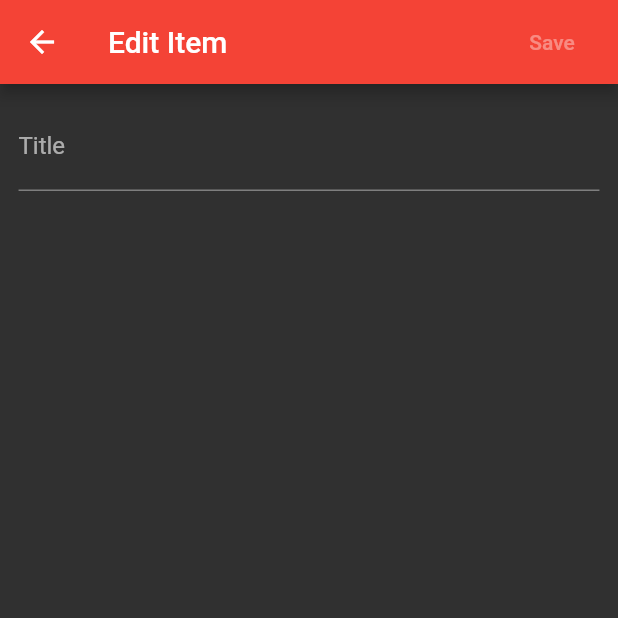
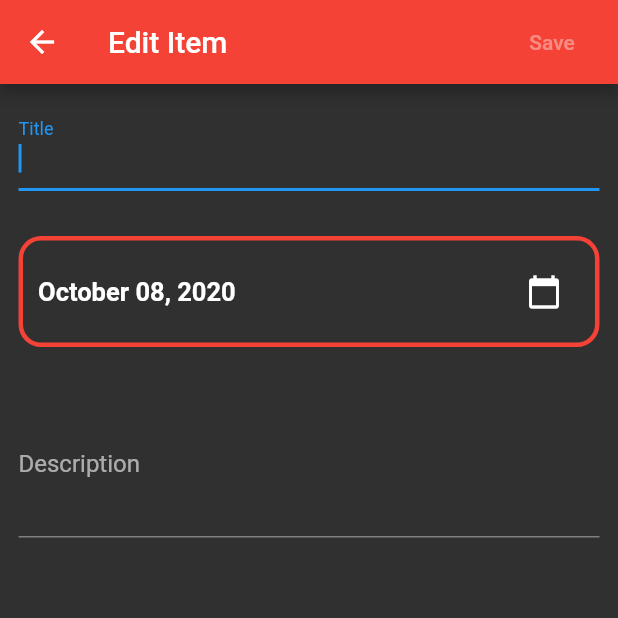
Before and after one commit to Junaidhassan99/todo_app, a Flutter app: the EditItemScreen screen opened by its route, on a phone screen of 412 x 824 dp, the top half of it. Run offline on Flutter 3.47's test engine with Material 2 defaults, Android fonts, the phone set to English and light mode, and no system bars; our stand-ins replace get.

Commit message:
Date Picker added.

```diff
--- a/lib/screens/edit_item_screen.dart
+++ b/lib/screens/edit_item_screen.dart
@@ -1,11 +1,36 @@
 import 'package:flutter/material.dart';
 import 'package:get/get.dart';
+import 'package:intl/intl.dart';
+import 'package:todo_app/widgets/date_picker.dart';
 
-class EditItemScreen extends StatelessWidget {
+class EditItemScreen extends StatefulWidget {
   static const routeName = '/edit-item-screen';
+
+  @override
+  _EditItemScreenState createState() => _EditItemScreenState();
+}
+
+class _EditItemScreenState extends State<EditItemScreen> {
+  final FocusNode titleFocusNode = FocusNode();
+  final FocusNode descriptionFocusNode = FocusNode();
+
+  final defaultPadding = Get.width * 0.03;
+
+  DateTime _dateResponse = DateTime.now();
+
+  void setDateResponseCallBack(DateTime data) {
+    _dateResponse = data;
+    print('call back: $_dateResponse');
+  }
+
+  @override
+  void initState() {
+    titleFocusNode.requestFocus();
+    super.initState();
+  }
+
   @override
   Widget build(BuildContext context) {
-    final defaultPadding = Get.width * 0.03;
     return Scaffold(
       appBar: AppBar(
         title: Text('Edit Item'),
@@ -22,8 +47,21 @@ class EditItemScreen extends StatelessWidget {
           child: ListView(
             children: [
               TextFormField(
+                focusNode: titleFocusNode,
                 keyboardType: TextInputType.name,
                 decoration: const InputDecoration(labelText: 'Title'),
+                onFieldSubmitted: (value) =>
+                    descriptionFocusNode.requestFocus(),
+                textInputAction: TextInputAction.next,
+              ),
+              DatePicker(
+                setDateResponse: setDateResponseCallBack,
+              ),
+              TextFormField(
+                focusNode: descriptionFocusNode,
+                maxLines: 3,
+                keyboardType: TextInputType.multiline,
+                decoration: const InputDecoration(labelText: 'Description'),
               ),
             ],
           ),
--- /dev/null
+++ b/lib/widgets/date_picker.dart
@@ -0,0 +1,67 @@
+import 'package:flutter/material.dart';
+import 'package:intl/intl.dart';
+
+class DatePicker extends StatefulWidget {
+  final void Function (DateTime dateResponseData) setDateResponse;
+  DatePicker({
+    @required this.setDateResponse,
+  });
+
+  @override
+  _DatePickerState createState() => _DatePickerState();
+}
+
+class _DatePickerState extends State<DatePicker> {
+  DateTime _dateResponse = DateTime.now();
+
+  @override
+  Widget build(BuildContext context) {
+    return Container(
+      decoration: BoxDecoration(
+        borderRadius: const BorderRadius.all(Radius.circular(15.0)),
+        border: Border.all(
+          color: Theme.of(context).primaryColor,
+          width: 3,
+        ),
+      ),
+      margin: const EdgeInsets.symmetric(vertical: 30),
+      padding: const EdgeInsets.all(10),
+      child: Row(
+        mainAxisAlignment: MainAxisAlignment.spaceBetween,
+        children: [
+          Text(
+            '${DateFormat('MMMM dd, yyyy').format(_dateResponse)}',
+            style: const TextStyle(fontWeight: FontWeight.bold, fontSize: 17),
+          ),
+          IconButton(
+            icon: const Icon(Icons.calendar_today),
+            onPressed: () async {
+              final errorCaseDate = _dateResponse;
+              _dateResponse = await showDatePicker(
+                context: context,
+                initialDate: _dateResponse,
+                firstDate: _dateResponse.isAfter(DateTime.now())
+                    ? DateTime.now()
+                    : _dateResponse,
+                lastDate: DateTime(2100),
+              );
+              //print(dateResponse);
+              if (_dateResponse != null) {
+                setState(() {
+                  widget.setDateResponse(_dateResponse);
+                });
+              } else {
+                setState(
+                  () {
+                    _dateResponse = errorCaseDate;
+                     widget.setDateResponse(_dateResponse);
+                  },
+                );
+              }
+            },
+          ),
+        ],
+      ),
+    );
+  }
+}
```
